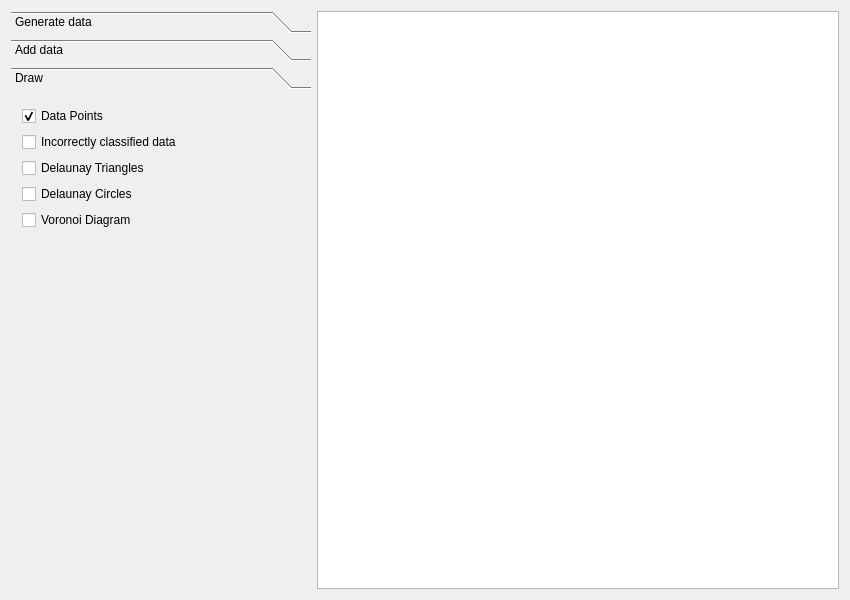
Before: the Qt Designer form mainwindow.ui in olavph/Classifier, drawn with Qt 5.
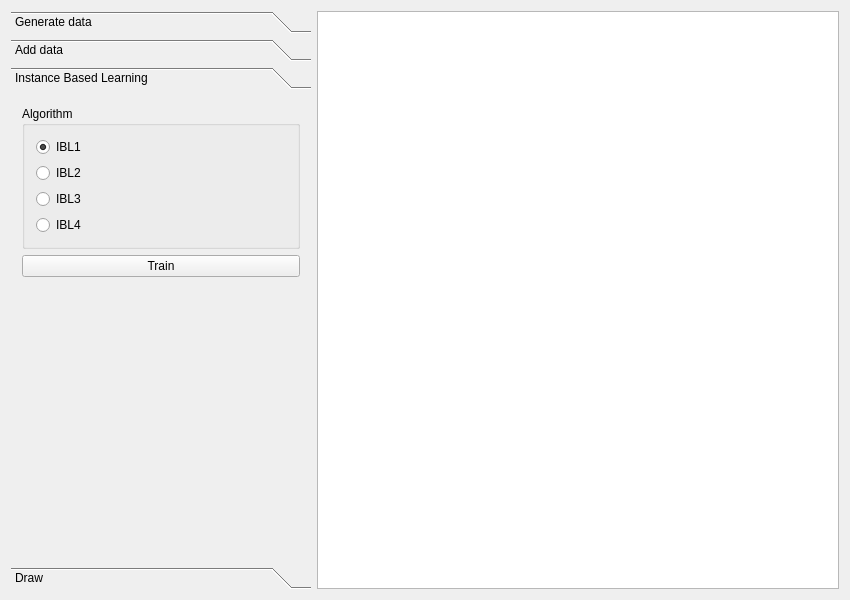
After: the same form once the commit is applied. The open tabs and pages were chosen to show the change.

Commit message: Added tab to select IBL algorithm and train Added option to draw conceptual descriptor

Patch:
```diff
--- a/mainwindow.ui
+++ b/mainwindow.ui
@@ -664,13 +664,80 @@
         </item>
        </layout>
       </widget>
+      <widget class="QWidget" name="page_4">
+       <attribute name="label">
+        <string>Instance Based Learning</string>
+       </attribute>
+       <layout class="QVBoxLayout" name="verticalLayout_12">
+        <item>
+         <widget class="QGroupBox" name="IBLAlgorithmGroupBox">
+          <property name="title">
+           <string>Algorithm</string>
+          </property>
+          <layout class="QVBoxLayout" name="verticalLayout_11">
+           <item>
+            <widget class="QRadioButton" name="IBLAlgorithm1RadioButton">
+             <property name="text">
+              <string>IBL1</string>
+             </property>
+             <property name="checked">
+              <bool>true</bool>
+             </property>
+            </widget>
+           </item>
+           <item>
+            <widget class="QRadioButton" name="IBLAlgorithm2RadioButton">
+             <property name="text">
+              <string>IBL2</string>
+             </property>
+            </widget>
+           </item>
+           <item>
+            <widget class="QRadioButton" name="IBLAlgorithm3RadioButton">
+             <property name="text">
+              <string>IBL3</string>
+             </property>
+            </widget>
+           </item>
+           <item>
+            <widget class="QRadioButton" name="IBLAlgorithm4RadioButton">
+             <property name="text">
+              <string>IBL4</string>
+             </property>
+            </widget>
+           </item>
+          </layout>
+         </widget>
+        </item>
+        <item>
+         <widget class="QPushButton" name="IBLTrainButton">
+          <property name="text">
+           <string>Train</string>
+          </property>
+         </widget>
+        </item>
+        <item>
+         <spacer name="verticalSpacer_6">
+          <property name="orientation">
+           <enum>Qt::Vertical</enum>
+          </property>
+          <property name="sizeHint" stdset="0">
+           <size>
+            <width>20</width>
+            <height>278</height>
+           </size>
+          </property>
+         </spacer>
+        </item>
+       </layout>
+      </widget>
       <widget class="QWidget" name="page_3">
        <property name="geometry">
         <rect>
          <x>0</x>
          <y>0</y>
          <width>300</width>
-         <height>480</height>
+         <height>453</height>
         </rect>
        </property>
        <attribute name="label">
```
Left out of the diff: 58 changed lines with no effect on the pictures. The commit also changes 3 other files.
